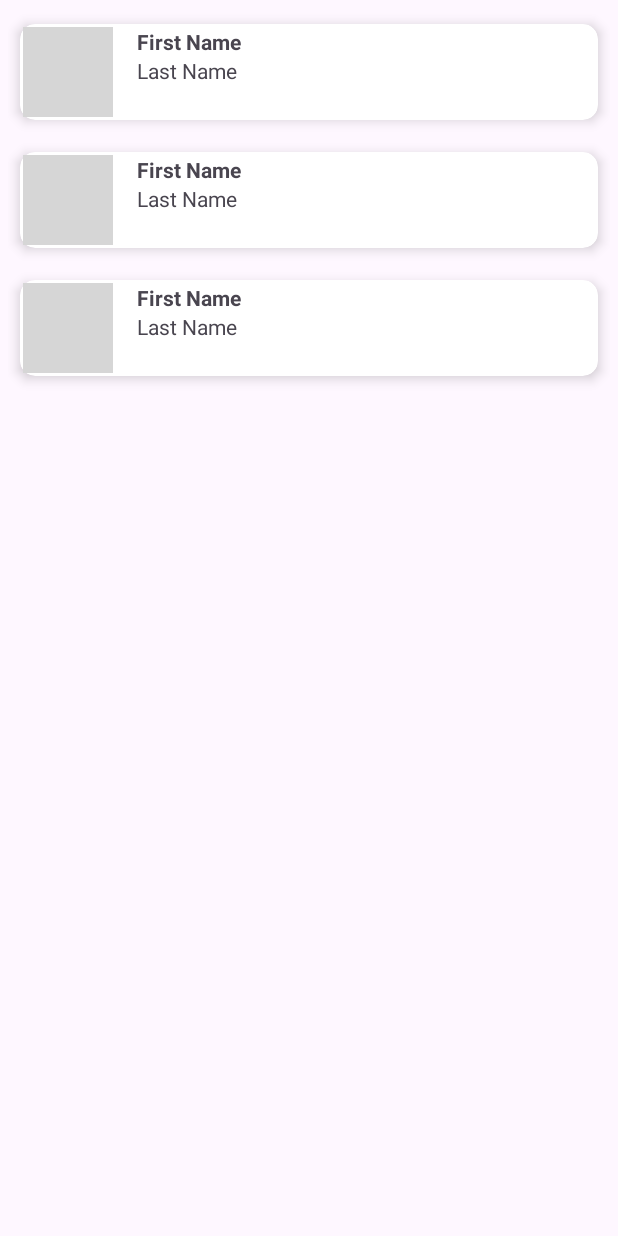
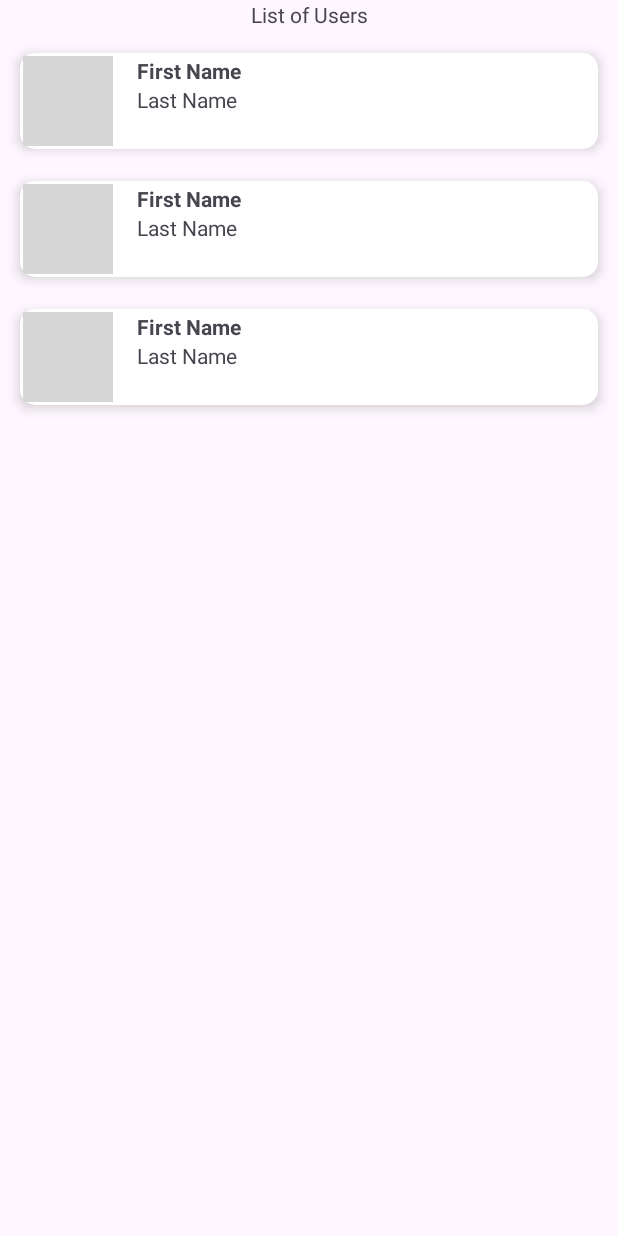
Before and after one commit to Shay-M/RetrofitRoomUserList, an Android app: the layout fragment_user_list.xml on its own in the app's theme, with its tools: preview values and no code run, on a phone screen of 412 x 824 dp. Run offline under Robolectric (Android 15) with nearby library versions, the phone set to English and light mode, and no system bars; grey boxes are pictures that could not be loaded.

Commit message:
add nav and add list fragment_user_list

```diff
--- a/app/src/main/java/com/easysale/retrofitroomuserlist/ui/UserListFragment.java
+++ /dev/null
@@ -1,13 +0,0 @@
-package com.easysale.retrofitroomuserlist.ui;
-
-import androidx.fragment.app.Fragment;
-
-
-public class UserListFragment extends Fragment {
-
-
-    public UserListFragment() {
-        // Required empty public constructor
-    }
-
-}
--- a/app/src/main/res/layout/fragment_user_list.xml
+++ b/app/src/main/res/layout/fragment_user_list.xml
@@ -3,12 +3,26 @@
     xmlns:tools="http://schemas.android.com/tools"
     android:layout_width="match_parent"
     android:layout_height="match_parent"
-    tools:context=".ui.UserListFragment">
+    tools:context=".ui.userlist.UserListFragment">
 
-    <androidx.recyclerview.widget.RecyclerView
-        android:id="@+id/recycler_view_games"
+    <LinearLayout
         android:layout_width="match_parent"
         android:layout_height="match_parent"
-        android:padding="5dp"
-        tools:listitem="@layout/user_item" />
+        android:orientation="vertical">
+
+        <TextView
+            android:id="@+id/textView2"
+            android:layout_width="match_parent"
+            android:layout_height="wrap_content"
+            android:text="@string/list_of_users"
+            android:textAlignment="center" />
+
+        <androidx.recyclerview.widget.RecyclerView
+            android:id="@+id/recycler_view_users"
+            android:layout_width="match_parent"
+            android:layout_height="match_parent"
+            android:padding="5dp"
+            tools:listitem="@layout/user_item" />
+    </LinearLayout>
+
 </FrameLayout>
--- a/app/src/main/res/navigation/nav_graph.xml
+++ b/app/src/main/res/navigation/nav_graph.xml
@@ -7,7 +7,7 @@
 
     <fragment
         android:id="@+id/userListFragment"
-        android:name="com.easysale.retrofitroomuserlist.ui.UserListFragment"
+        android:name="com.easysale.retrofitroomuserlist.ui.userlist.UserListFragment"
         android:label="fragment_user_list"
         tools:layout="@layout/fragment_user_list" />
 </navigation>
--- a/app/src/main/res/values/strings.xml
+++ b/app/src/main/res/values/strings.xml
@@ -1,4 +1,5 @@
 <resources>
     <string name="app_name">RetrofitRoomUserList</string>
     <string name="user_avatar">User Avatar</string>
+    <string name="list_of_users">List of Users</string>
 </resources>
```
